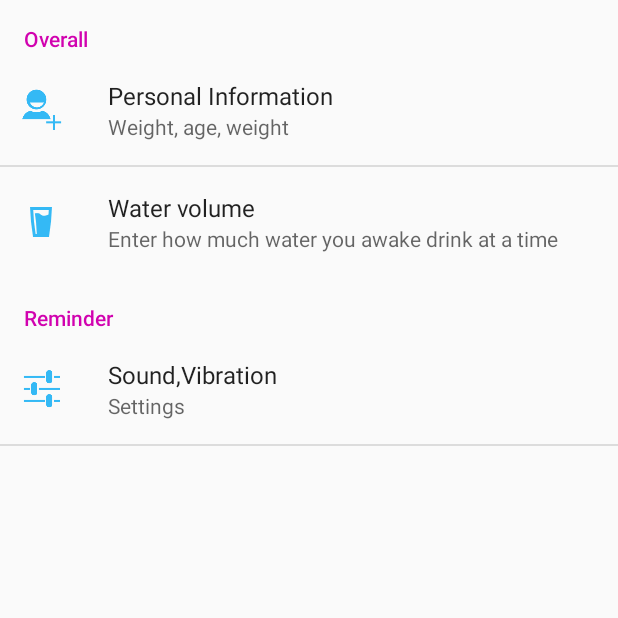
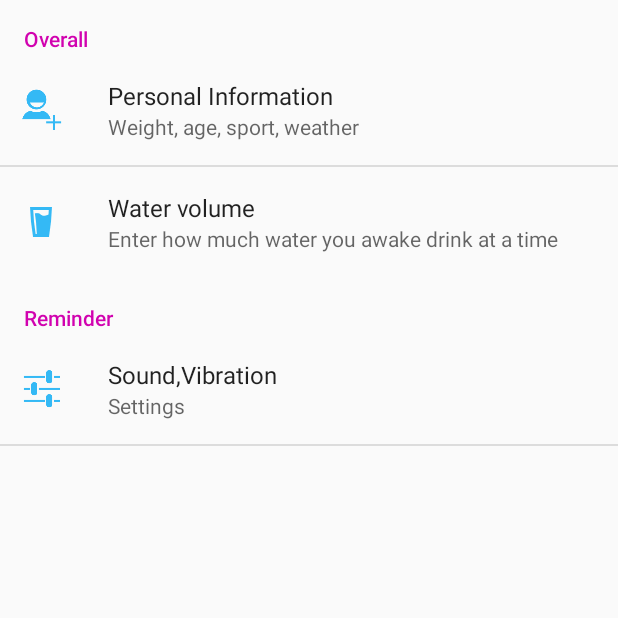
Before and after one commit to zonell/Aqua-Balans, an Android app: the SettingsActivity screen opened directly, with no data from a screen before it, on a phone screen of 412 x 824 dp, the top half of it. Run offline under Robolectric (Android 15) with nearby library versions, the phone set to English and light mode, and no system bars.

Commit message:
add new consatnts

```diff
--- a/app/src/main/res/values/strings.xml
+++ b/app/src/main/res/values/strings.xml
@@ -31,7 +31,7 @@
 
     <string name="overall">Overall</string>
     <string name="person_info">Personal Information</string>
-    <string name="weight_age_weight">Weight, age, weight</string>
+    <string name="weight_age_weight">Weight, age, sport, weather</string>
     <string name="water_volume">Water volume</string>
     <string name="normally_drink">Enter how much water you awake drink at a time</string>
     <string name="time_reminders">Time reminders</string>
```
Also changed, not shown: app/src/main/java/net/validcat/st/wb/model/Constants.java (+12 -0 lines), app/src/main/res/drawable/empty.png (added), 4 other files.
